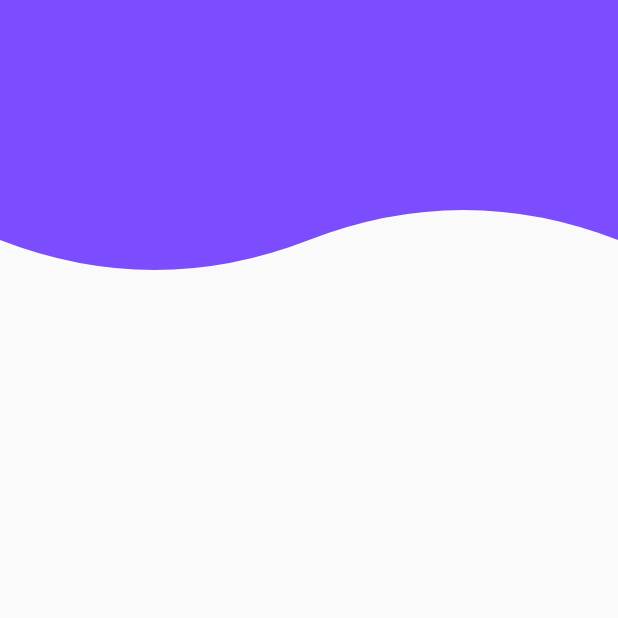
After one commit to JerrNeon/FlutterDemo, a Flutter app: the ClipPathWidget screen opened directly, on a phone screen of 412 x 824 dp, the top half of it. The commit adds this screen. Run offline on Flutter 3.47's test engine with Material 2 defaults, Android fonts, the phone set to English and light mode, and no system bars.

Commit message:
clipPath、rightSlipBack、Splash、Tooltip use

```diff
--- /dev/null
+++ b/lib/demo/ClipPathDemo.dart
@@ -0,0 +1,86 @@
+import 'package:flutter/material.dart';
+
+///贝塞尔曲线
+class ClipPathDemo extends StatelessWidget {
+  @override
+  Widget build(BuildContext context) {
+    return MaterialApp(
+      title: "ClipPathDemo",
+      theme: ThemeData.light(),
+      debugShowCheckedModeBanner: false,
+      home: ClipPathWidget(),
+    );
+  }
+}
+
+class ClipPathWidget extends StatefulWidget {
+  @override
+  _ClipPathWidgetState createState() => _ClipPathWidgetState();
+}
+
+class _ClipPathWidgetState extends State<ClipPathWidget> {
+  @override
+  Widget build(BuildContext context) {
+    return Scaffold(
+      body: Column(
+        children: <Widget>[
+          ClipPath(
+            clipper: WaveBottomClipper(),
+            child: Container(
+              color: Colors.deepPurpleAccent,
+              height: 200.0,
+            ),
+          )
+        ],
+      ),
+    );
+  }
+}
+
+///普通贝塞尔曲线
+class BottomClipper extends CustomClipper<Path> {
+  @override
+  getClip(Size size) {
+    var path = Path();
+    path.lineTo(0, 0);
+    path.lineTo(0, size.height - 30);
+    var firstControllerPoint = Offset(size.width / 2, size.height);
+    var firstEndPoint = Offset(size.width, size.height - 30);
+    path.quadraticBezierTo(firstControllerPoint.dx, firstControllerPoint.dy,
+        firstEndPoint.dx, firstEndPoint.dy);
+    path.lineTo(size.width, size.height - 30);
+    path.lineTo(size.width, 0);
+    return path;
+  }
+
+  @override
+  bool shouldReclip(CustomClipper<Path> oldClipper) {
+    return false;
+  }
+}
+
+///波浪贝塞尔曲线
+class WaveBottomClipper extends CustomClipper<Path> {
+  @override
+  Path getClip(Size size) {
+    var path = Path();
+    path.lineTo(0, 0);
+    path.lineTo(0, size.height - 40);
+    var firstControllerPoint = Offset(size.width / 4, size.height);
+    var firstEndPoint = Offset(size.width / 2, size.height - 40);
+    path.quadraticBezierTo(firstControllerPoint.dx, firstControllerPoint.dy,
+        firstEndPoint.dx, firstEndPoint.dy);
+    var secondControllerPoint = Offset(size.width * 3 / 4, size.height - 80);
+    var secondEndPoint = Offset(size.width, size.height - 40);
+    path.quadraticBezierTo(secondControllerPoint.dx, secondControllerPoint.dy,
+        secondEndPoint.dx, secondEndPoint.dy);
+    path.lineTo(size.width, size.height - 40);
+    path.lineTo(size.width, 0);
+    return path;
+  }
+
+  @override
+  bool shouldReclip(CustomClipper<Path> oldClipper) {
+    return false;
+  }
+}
```
Also changed, not shown: lib/demo/RightSlipBackDemo.dart (added, +56 -0 lines), lib/demo/SplashDemo.dart (added, +96 -0 lines), lib/demo/ToolTipDemo.dart (added, +31 -0 lines), lib/main.dart (+15 -2 lines).
